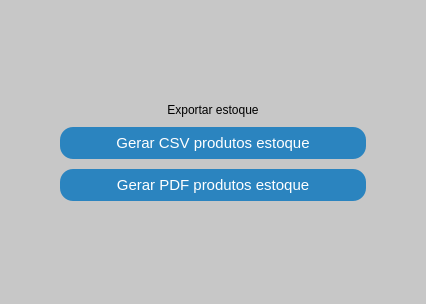
Qt form relatorios.ui (GabR36/QEstoqueLoja) before a commit.
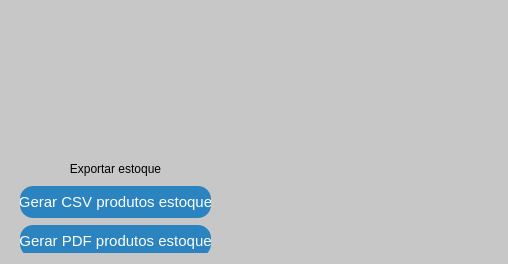
The same form after that commit.

Patch:
```diff
--- a/relatorios.ui
+++ b/relatorios.ui
@@ -6,8 +6,8 @@
    <rect>
     <x>0</x>
     <y>0</y>
-    <width>426</width>
-    <height>304</height>
+    <width>508</width>
+    <height>264</height>
    </rect>
   </property>
   <property name="minimumSize">
@@ -60,20 +60,15 @@
 }
 </string>
   </property>
-  <layout class="QVBoxLayout" name="verticalLayout_4">
-   <property name="leftMargin">
-    <number>60</number>
+  <widget class="QWidget" name="">
+   <property name="geometry">
+    <rect>
+     <x>20</x>
+     <y>162</y>
+     <width>191</width>
+     <height>91</height>
+    </rect>
    </property>
-   <property name="topMargin">
-    <number>60</number>
-   </property>
-   <property name="rightMargin">
-    <number>60</number>
-   </property>
-   <property name="bottomMargin">
-    <number>60</number>
-   </property>
-   <item>
     <layout class="QVBoxLayout" name="verticalLayout_3">
      <property name="spacing">
       <number>10</number>
@@ -172,8 +167,7 @@
       </spacer>
      </item>
     </layout>
-   </item>
-  </layout>
+  </widget>
  </widget>
  <resources/>
  <connections/>
```
Lines whose indentation alone changed are shown as unchanged.
